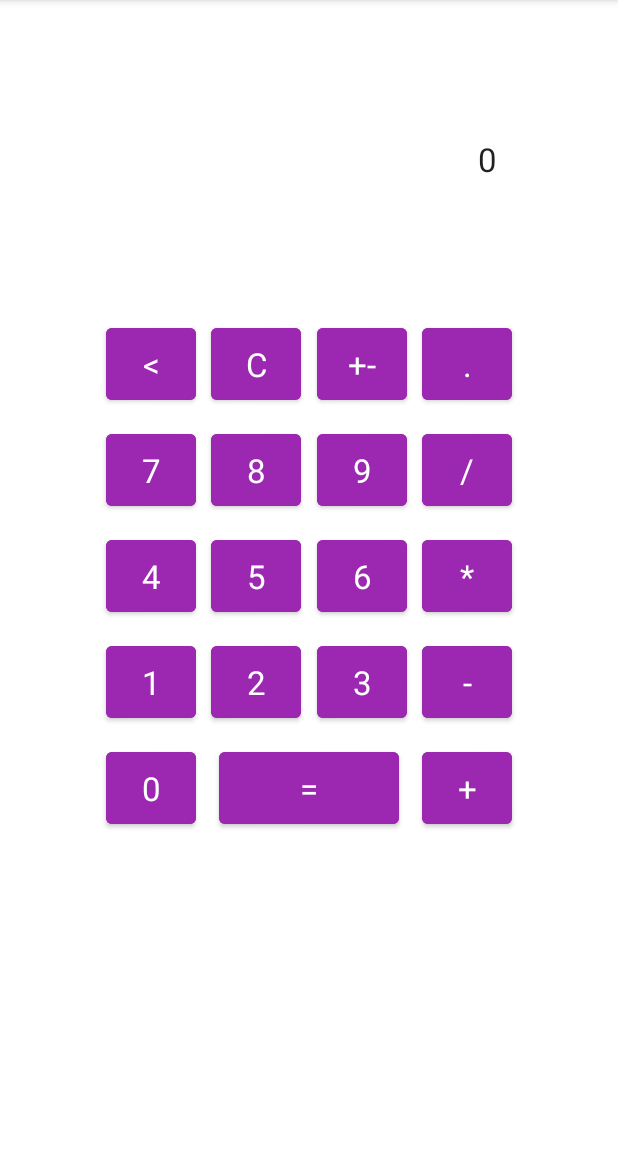
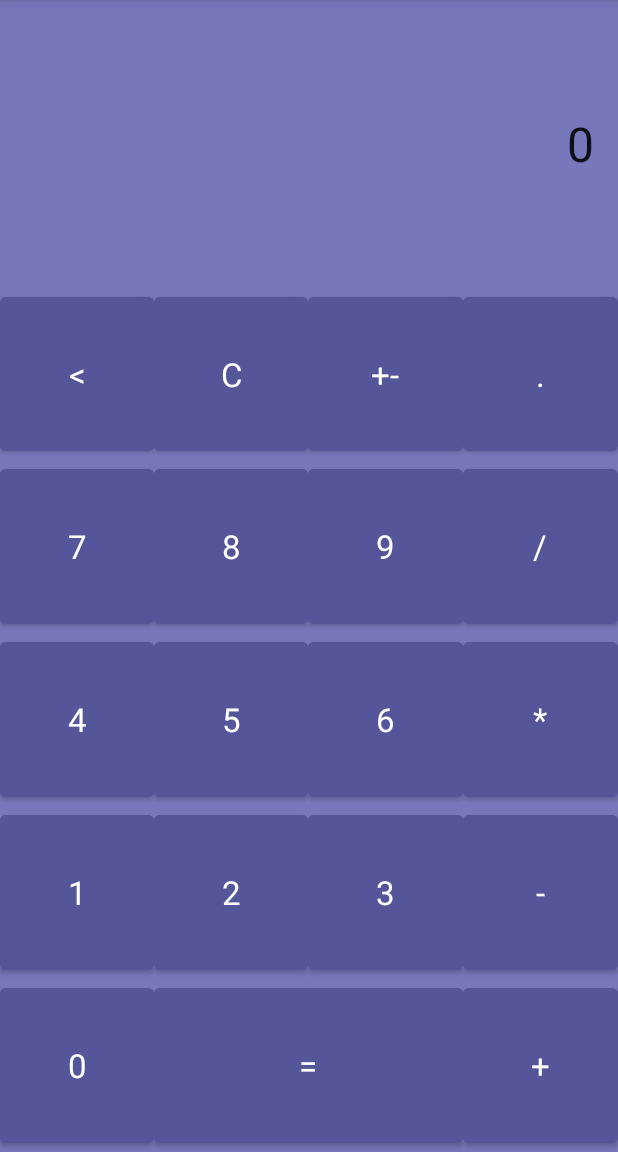
Before and after one commit to KZielinskii/Kalkulator, an Android app: the Calculator screen opened directly, with no data from a screen before it, on a phone screen of 412 x 824 dp, the part 84-1236 px from its top. Run offline under Robolectric (Android 15) with nearby library versions, the phone set to English and light mode, and no system bars.

Commit message:
Improving the appearance of a simple calculator

```diff
--- a/app/src/main/res/layout/activity_calculator.xml
+++ b/app/src/main/res/layout/activity_calculator.xml
@@ -6,303 +6,270 @@
     android:layout_height="match_parent"
     tools:context=".Calculator">
 
+
+    <LinearLayout
+        android:layout_width="match_parent"
+        android:layout_height="match_parent"
+        android:layout_weight="1"
+        android:background="#7777BB"
+        android:orientation="vertical">
+
+        <LinearLayout
+            android:id="@+id/line1"
+            android:layout_width="match_parent"
+            android:layout_height="0dp"
+            android:layout_weight="0.25"
+            android:gravity="center"
+            android:orientation="horizontal"
+            android:padding="16dp">
+
+            <TextView
+                android:id="@+id/result"
+                android:layout_width="match_parent"
+                android:layout_height="wrap_content"
+                android:gravity="right"
+                android:includeFontPadding="true"
+                android:textSize="32dp"
+                android:text="@string/result_view"
+                android:textAppearance="@style/TextAppearance.AppCompat.Large" />
+
+        </LinearLayout>
+
+        <LinearLayout
+            android:id="@+id/line2"
+            android:layout_width="match_parent"
+            android:layout_height="0dp"
+            android:layout_weight="0.15"
+            android:orientation="horizontal">
+
             <Button
                 android:id="@+id/p1"
-            android:layout_width="60dp"
-            android:layout_height="60dp"
-            android:backgroundTint="#9C27B0"
+                android:layout_width="0dp"
+                android:layout_height="match_parent"
+                android:layout_weight=".25"
+                android:backgroundTint="#555599"
                 android:text="&lt;"
                 android:textAppearance="@style/TextAppearance.AppCompat.Large"
-            android:visibility="visible"
-            app:layout_constraintBottom_toBottomOf="parent"
-            app:layout_constraintEnd_toEndOf="parent"
-            app:layout_constraintHorizontal_bias="0.2"
-            app:layout_constraintStart_toStartOf="parent"
-            app:layout_constraintTop_toTopOf="parent"
-            app:layout_constraintVertical_bias="0.3" />
+                android:visibility="visible" />
 
             <Button
                 android:id="@+id/p2"
-            android:layout_width="60dp"
-            android:layout_height="60dp"
-            android:backgroundTint="#9C27B0"
+                android:layout_width="0dp"
+                android:layout_height="match_parent"
+                android:layout_weight=".25"
+                android:backgroundTint="#555599"
                 android:text="C"
                 android:textAppearance="@style/TextAppearance.AppCompat.Large"
-            android:visibility="visible"
-            app:layout_constraintBottom_toBottomOf="parent"
-            app:layout_constraintEnd_toEndOf="parent"
-            app:layout_constraintHorizontal_bias="0.4"
-            app:layout_constraintStart_toStartOf="parent"
-            app:layout_constraintTop_toTopOf="parent"
-            app:layout_constraintVertical_bias="0.3" />
+                android:visibility="visible" />
 
             <Button
                 android:id="@+id/p3"
-            android:layout_width="60dp"
-            android:layout_height="60dp"
-            android:backgroundTint="#9C27B0"
+                android:layout_width="0dp"
+                android:layout_height="match_parent"
+                android:layout_weight=".25"
+                android:backgroundTint="#555599"
                 android:text="+-"
                 android:textAppearance="@style/TextAppearance.AppCompat.Large"
-            android:visibility="visible"
-            app:layout_constraintBottom_toBottomOf="parent"
-            app:layout_constraintEnd_toEndOf="parent"
-            app:layout_constraintHorizontal_bias="0.6"
-            app:layout_constraintStart_toStartOf="parent"
-            app:layout_constraintTop_toTopOf="parent"
-            app:layout_constraintVertical_bias="0.3" />
+                android:visibility="visible" />
 
             <Button
                 android:id="@+id/p4"
-            android:layout_width="60dp"
-            android:layout_height="60dp"
-            android:backgroundTint="#9C27B0"
+                android:layout_width="0dp"
+                android:layout_height="match_parent"
+                android:layout_weight=".25"
+                android:backgroundTint="#555599"
                 android:text="."
                 android:textAppearance="@style/TextAppearance.AppCompat.Large"
-            android:visibility="visible"
-            app:layout_constraintBottom_toBottomOf="parent"
-            app:layout_constraintEnd_toEndOf="parent"
-            app:layout_constraintHorizontal_bias="0.8"
-            app:layout_constraintStart_toStartOf="parent"
-            app:layout_constraintTop_toTopOf="parent"
-            app:layout_constraintVertical_bias="0.3" />
+                android:visibility="visible" />
+
+        </LinearLayout>
+
+        <LinearLayout
+            android:id="@+id/line3"
+            android:layout_width="match_parent"
+            android:layout_height="0dp"
+            android:layout_weight="0.15"
+            android:orientation="horizontal">
 
             <Button
                 android:id="@+id/p5"
-            android:layout_width="60dp"
-            android:layout_height="60dp"
-            android:backgroundTint="#9C27B0"
+                android:layout_width="0dp"
+                android:layout_height="match_parent"
+                android:layout_weight=".25"
+                android:backgroundTint="#555599"
                 android:text="7"
                 android:textAppearance="@style/TextAppearance.AppCompat.Large"
-            android:visibility="visible"
-            app:layout_constraintBottom_toBottomOf="parent"
-            app:layout_constraintEnd_toEndOf="parent"
-            app:layout_constraintHorizontal_bias="0.2"
-            app:layout_constraintStart_toStartOf="parent"
-            app:layout_constraintTop_toTopOf="parent"
-            app:layout_constraintVertical_bias="0.4" />
+                android:visibility="visible" />
 
             <Button
                 android:id="@+id/p6"
-            android:layout_width="60dp"
-            android:layout_height="60dp"
-            android:backgroundTint="#9C27B0"
+                android:layout_width="0dp"
+                android:layout_height="match_parent"
+                android:layout_weight=".25"
+                android:backgroundTint="#555599"
                 android:text="8"
                 android:textAppearance="@style/TextAppearance.AppCompat.Large"
-            android:visibility="visible"
-            app:layout_constraintBottom_toBottomOf="parent"
-            app:layout_constraintEnd_toEndOf="parent"
-            app:layout_constraintHorizontal_bias="0.4"
-            app:layout_constraintStart_toStartOf="parent"
-            app:layout_constraintTop_toTopOf="parent"
-            app:layout_constraintVertical_bias="0.4" />
+                android:visibility="visible" />
 
             <Button
                 android:id="@+id/p7"
-            android:layout_width="60dp"
-            android:layout_height="60dp"
-            android:backgroundTint="#9C27B0"
+                android:layout_width="0dp"
+                android:layout_height="match_parent"
+                android:layout_weight=".25"
+                android:backgroundTint="#555599"
                 android:text="9"
                 android:textAppearance="@style/TextAppearance.AppCompat.Large"
-            android:visibility="visible"
-            app:layout_constraintBottom_toBottomOf="parent"
-            app:layout_constraintEnd_toEndOf="parent"
-            app:layout_constraintHorizontal_bias="0.6"
-            app:layout_constraintStart_toStartOf="parent"
-            app:layout_constraintTop_toTopOf="parent"
-            app:layout_constraintVertical_bias="0.4" />
+                android:visibility="visible" />
 
             <Button
                 android:id="@+id/p8"
-            android:layout_width="60dp"
-            android:layout_height="60dp"
-            android:backgroundTint="#9C27B0"
+                android:layout_width="0dp"
+                android:layout_height="match_parent"
+                android:layout_weight=".25"
+                android:backgroundTint="#555599"
                 android:text="/"
                 android:textAppearance="@style/TextAppearance.AppCompat.Large"
-            android:visibility="visible"
-            app:layout_constraintBottom_toBottomOf="parent"
-            app:layout_constraintEnd_toEndOf="parent"
-            app:layout_constraintHorizontal_bias="0.8"
-            app:layout_constraintStart_toStartOf="parent"
-            app:layout_constraintTop_toTopOf="parent"
-            app:layout_constraintVertical_bias="0.4" />
+                android:visibility="visible" />
+
+        </LinearLayout>
+
+        <LinearLayout
+            android:id="@+id/line4"
+            android:layout_width="match_parent"
+            android:layout_height="0dp"
+            android:layout_weight="0.15"
+            android:orientation="horizontal">
 
             <Button
                 android:id="@+id/p9"
-            android:layout_width="60dp"
-            android:layout_height="60dp"
-            android:backgroundTint="#9C27B0"
+                android:layout_width="0dp"
+                android:layout_height="match_parent"
+                android:layout_weight=".25"
+                android:backgroundTint="#555599"
                 android:text="4"
                 android:textAppearance="@style/TextAppearance.AppCompat.Large"
-            android:visibility="visible"
-            app:layout_constraintBottom_toBottomOf="parent"
-            app:layout_constraintEnd_toEndOf="parent"
-            app:layout_constraintHorizontal_bias="0.2"
-            app:layout_constraintStart_toStartOf="parent"
-            app:layout_constraintTop_toTopOf="parent"
-            app:layout_constraintVertical_bias="0.5" />
+                android:visibility="visible" />
 
             <Button
                 android:id="@+id/p10"
-            android:layout_width="60dp"
-            android:layout_height="60dp"
-            android:backgroundTint="#9C27B0"
+                android:layout_width="0dp"
+                android:layout_height="match_parent"
+                android:layout_weight=".25"
+                android:backgroundTint="#555599"
                 android:text="5"
                 android:textAppearance="@style/TextAppearance.AppCompat.Large"
-            android:visibility="visible"
-            app:layout_constraintBottom_toBottomOf="parent"
-            app:layout_constraintEnd_toEndOf="parent"
-            app:layout_constraintHorizontal_bias="0.4"
-            app:layout_constraintStart_toStartOf="parent"
-            app:layout_constraintTop_toTopOf="parent"
-            app:layout_constraintVertical_bias="0.5" />
+                android:visibility="visible" />
 
             <Button
                 android:id="@+id/p11"
-            android:layout_width="60dp"
-            android:layout_height="60dp"
-            android:backgroundTint="#9C27B0"
+                android:layout_width="0dp"
+                android:layout_height="match_parent"
+                android:layout_weight=".25"
+                android:backgroundTint="#555599"
                 android:text="6"
                 android:textAppearance="@style/TextAppearance.AppCompat.Large"
-            android:visibility="visible"
-            app:layout_constraintBottom_toBottomOf="parent"
-            app:layout_constraintEnd_toEndOf="parent"
-            app:layout_constraintHorizontal_bias="0.6"
-            app:layout_constraintStart_toStartOf="parent"
-            app:layout_constraintTop_toTopOf="parent"
-            app:layout_constraintVertical_bias="0.5" />
+                android:visibility="visible" />
 
             <Button
                 android:id="@+id/p12"
-            android:layout_width="60dp"
-            android:layout_height="60dp"
-            android:backgroundTint="#9C27B0"
+                android:layout_width="0dp"
+                android:layout_height="match_parent"
+                android:layout_weight=".25"
+                android:backgroundTint="#555599"
                 android:text="*"
                 android:textAppearance="@style/TextAppearance.AppCompat.Large"
-            android:visibility="visible"
-            app:layout_constraintBottom_toBottomOf="parent"
-            app:layout_constraintEnd_toEndOf="parent"
-            app:layout_constraintHorizontal_bias="0.8"
-            app:layout_constraintStart_toStartOf="parent"
-            app:layout_constraintTop_toTopOf="parent"
-            app:layout_constraintVertical_bias="0.5" />
+                android:visibility="visible" />
+
+        </LinearLayout>
+
+        <LinearLayout
+            android:id="@+id/line5"
+            android:layout_width="match_parent"
+            android:layout_height="0dp"
+            android:layout_weight="0.15"
+            android:orientation="horizontal">
 
             <Button
                 android:id="@+id/p13"
-            android:layout_width="60dp"
-            android:layout_height="60dp"
-            android:backgroundTint="#9C27B0"
+                android:layout_width="0dp"
+                android:layout_height="match_parent"
+                android:layout_weight=".25"
+                android:backgroundTint="#555599"
                 android:text="1"
                 android:textAppearance="@style/TextAppearance.AppCompat.Large"
-            android:visibility="visible"
-            app:layout_constraintBottom_toBottomOf="parent"
-            app:layout_constraintEnd_toEndOf="parent"
-            app:layout_constraintHorizontal_bias="0.2"
-            app:layout_constraintStart_toStartOf="parent"
-            app:layout_constraintTop_toTopOf="parent"
-            app:layout_constraintVertical_bias="0.6" />
+                android:visibility="visible" />
 
             <Button
                 android:id="@+id/p14"
-            android:layout_width="60dp"
-            android:layout_height="60dp"
-            android:backgroundTint="#9C27B0"
+                android:layout_width="0dp"
+                android:layout_height="match_parent"
+                android:layout_weight=".25"
+                android:backgroundTint="#555599"
                 android:text="2"
                 android:textAppearance="@style/TextAppearance.AppCompat.Large"
-            android:visibility="visible"
-            app:layout_constraintBottom_toBottomOf="parent"
-            app:layout_constraintEnd_toEndOf="parent"
-            app:layout_constraintHorizontal_bias="0.4"
-            app:layout_constraintStart_toStartOf="parent"
-            app:layout_constraintTop_toTopOf="parent"
-            app:layout_constraintVertical_bias="0.6" />
+                android:visibility="visible" />
 
             <Button
                 android:id="@+id/p15"
-            android:layout_width="60dp"
-            android:layout_height="60dp"
-            android:backgroundTint="#9C27B0"
+                android:layout_width="0dp"
+                android:layout_height="match_parent"
+                android:layout_weight=".25"
+                android:backgroundTint="#555599"
                 android:text="3"
                 android:textAppearance="@style/TextAppearance.AppCompat.Large"
-            android:visibility="visible"
-            app:layout_constraintBottom_toBottomOf="parent"
-            app:layout_constraintEnd_toEndOf="parent"
-            app:layout_constraintHorizontal_bias="0.6"
-            app:layout_constraintStart_toStartOf="parent"
-            app:layout_constraintTop_toTopOf="parent"
-            app:layout_constraintVertical_bias="0.6" />
+                android:visibility="visible" />
 
             <Button
                 android:id="@+id/p16"
-            android:layout_width="60dp"
-            android:layout_height="60dp"
-            android:backgroundTint="#9C27B0"
+                android:layout_width="0dp"
+                android:layout_height="match_parent"
+                android:layout_weight=".25"
+                android:backgroundTint="#555599"
                 android:text="-"
                 android:textAppearance="@style/TextAppearance.AppCompat.Large"
-            android:visibility="visible"
-            app:layout_constraintBottom_toBottomOf="parent"
-            app:layout_constraintEnd_toEndOf="parent"
-            app:layout_constraintHorizontal_bias="0.8"
-            app:layout_constraintStart_toStartOf="parent"
-            app:layout_constraintTop_toTopOf="parent"
-            app:layout_constraintVertical_bias="0.6" />
+                android:visibility="visible" />
+
+        </LinearLayout>
+
+        <LinearLayout
+            android:id="@+id/line6"
+            android:layout_width="match_parent"
+            android:layout_height="0dp"
+            android:layout_weight="0.15"
+            android:orientation="horizontal">
 
             <Button
                 android:id="@+id/p17"
-            android:layout_width="60dp"
-            android:layout_height="60dp"
-            android:backgroundTint="#9C27B0"
+                android:layout_width="0dp"
+                android:layout_height="match_parent"
+                android:layout_weight=".25"
+                android:backgroundTint="#555599"
                 android:text="0"
                 android:textAppearance="@style/TextAppearance.AppCompat.Large"
-            android:visibility="visible"
-            app:layout_constraintBottom_toBottomOf="parent"
-            app:layout_constraintEnd_toEndOf="parent"
-            app:layout_constraintHorizontal_bias="0.2"
-            app:layout_constraintStart_toStartOf="parent"
-            app:layout_constraintTop_toTopOf="parent"
-            app:layout_constraintVertical_bias="0.7" />
+                android:visibility="visible" />
 
             <Button
                 android:id="@+id/p18"
-            android:layout_width="120dp"
-            android:layout_height="60dp"
-            android:backgroundTint="#9C27B0"
+                android:layout_width="0dp"
+                android:layout_height="match_parent"
+                android:layout_weight=".50"
+                android:backgroundTint="#555599"
                 android:text="="
                 android:textAppearance="@style/TextAppearance.AppCompat.Large"
-            android:visibility="visible"
-            app:layout_constraintBottom_toBottomOf="parent"
-            app:layout_constraintEnd_toEndOf="parent"
-            app:layout_constraintHorizontal_bias="0.5"
-            app:layout_constraintStart_toStartOf="parent"
-            app:layout_constraintTop_toTopOf="parent"
-            app:layout_constraintVertical_bias="0.7" />
+                android:visibility="visible" />
 
             <Button
                 android:id="@+id/p19"
-            android:layout_width="60dp"
-            android:layout_height="60dp"
-            android:backgroundTint="#9C27B0"
+                android:layout_width="0dp"
+                android:layout_height="match_parent"
+                android:layout_weight=".25"
+                android:backgroundTint="#555599"
                 android:text="+"
                 android:textAppearance="@style/TextAppearance.AppCompat.Large"
-            android:visibility="visible"
-            app:layout_constraintBottom_toBottomOf="parent"
-            app:layout_constraintEnd_toEndOf="parent"
-            app:layout_constraintHorizontal_bias="0.8"
-            app:layout_constraintStart_toStartOf="parent"
-            app:layout_constraintTop_toTopOf="parent"
-            app:layout_constraintVertical_bias="0.7" />
-
-        <TextView
-            android:id="@+id/result"
-            android:layout_width="250dp"
-            android:layout_height="30dp"
-            android:includeFontPadding="true"
-            android:text="@string/result_view"
-            android:textAppearance="@style/TextAppearance.AppCompat.Large"
-            android:gravity="right"
-            app:layout_constraintBottom_toTopOf="@+id/p1"
-            app:layout_constraintEnd_toEndOf="parent"
-            app:layout_constraintStart_toStartOf="parent"
-            app:layout_constraintTop_toTopOf="parent" />
+                android:visibility="visible" />
 
 
+        </LinearLayout>
+    </LinearLayout>
+
 </androidx.constraintlayout.widget.ConstraintLayout>
```
Lines whose indentation alone changed are shown as unchanged.
